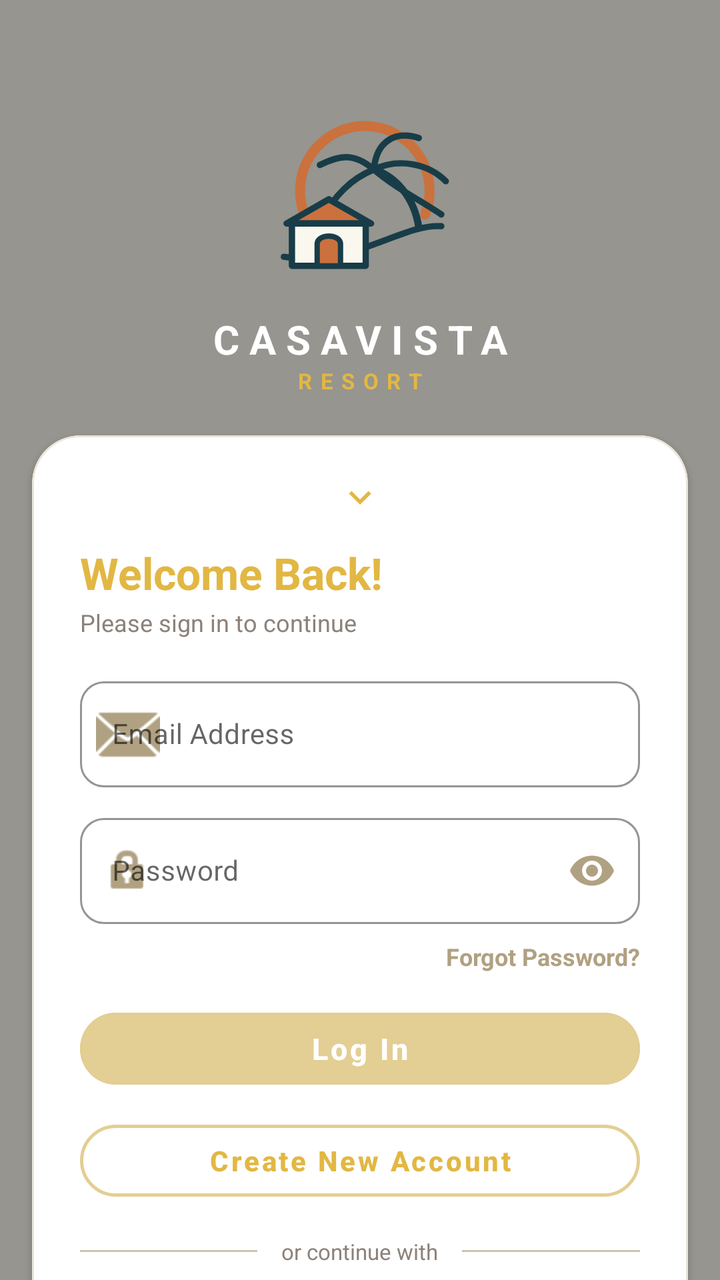
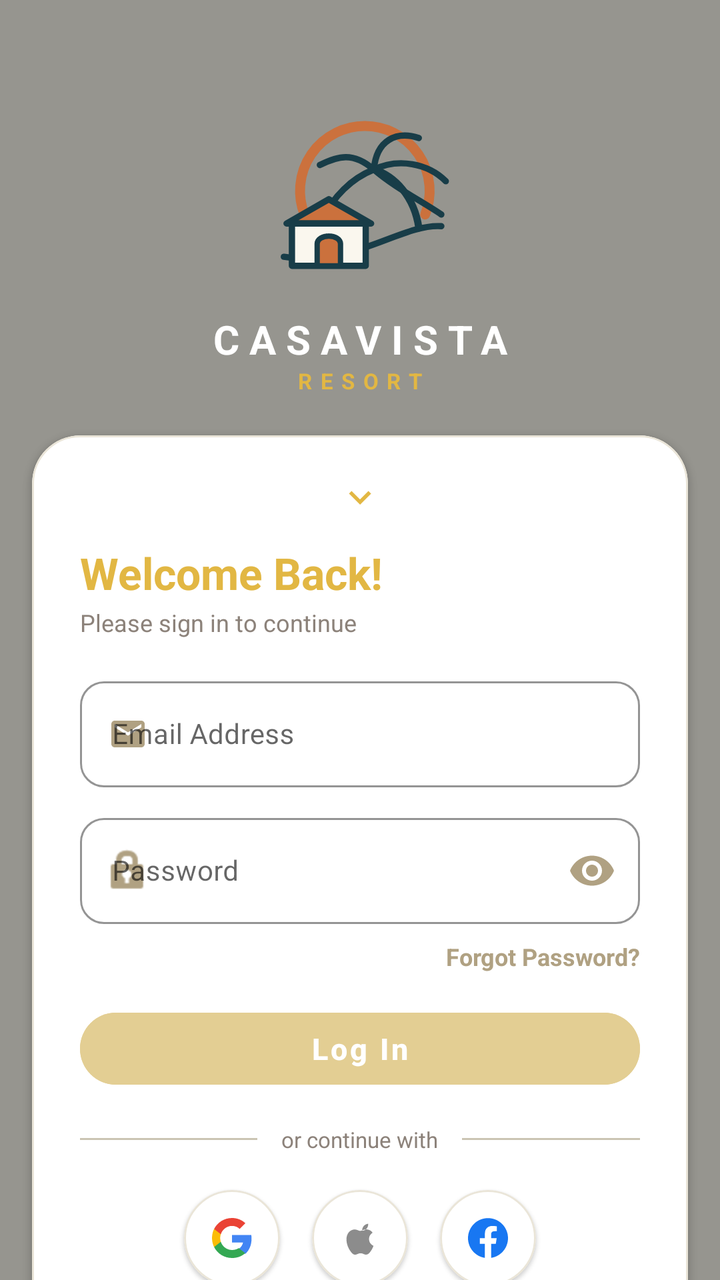

Two renders of the same Android screen: before a commit and after it. Below are the layout's source before the change and the commit's diff.
<!-- AndroidManifest.xml: application theme Theme.CasaVista -->
<!-- res/layout/activity_login.xml -->
<?xml version="1.0" encoding="utf-8"?>
<FrameLayout xmlns:android="http://schemas.android.com/apk/res/android"
    xmlns:app="http://schemas.android.com/apk/res-auto"
    android:layout_width="match_parent"
    android:layout_height="match_parent"
    android:background="@color/resort_bg">

    
    <TextureView
        android:id="@+id/videoBgLogin"
        android:layout_width="match_parent"
        android:layout_height="match_parent"
        android:layout_gravity="center" />

    
    <View
        android:id="@+id/videoOverlay"
        android:layout_width="match_parent"
        android:layout_height="match_parent"
        android:background="#66000000" />

    
    <androidx.core.widget.NestedScrollView
        android:id="@+id/scrollLoginContainer"
        android:layout_width="match_parent"
        android:layout_height="match_parent"
        android:fillViewport="true"
        android:overScrollMode="never">

        <androidx.constraintlayout.widget.ConstraintLayout
            android:layout_width="match_parent"
            android:layout_height="wrap_content"
            android:paddingBottom="20dp">

            
            <LinearLayout
                android:id="@+id/layoutHeroBrand"
                android:layout_width="wrap_content"
                android:layout_height="wrap_content"
                android:layout_marginTop="60dp"
                android:gravity="center"
                android:orientation="vertical"
                app:layout_constraintEnd_toEndOf="parent"
                app:layout_constraintStart_toStartOf="parent"
                app:layout_constraintTop_toTopOf="parent">

                <ImageView
                    android:id="@+id/ivArtwork"
                    android:layout_width="130dp"
                    android:layout_height="90dp"
                    android:scaleType="fitCenter"
                    android:src="@drawable/ic_casavista_artwork" />

                <TextView
                    android:layout_width="wrap_content"
                    android:layout_height="wrap_content"
                    android:layout_marginTop="6dp"
                    android:letterSpacing="0.25"
                    android:text="CASAVISTA"
                    android:textColor="#FFFFFF"
                    android:textSize="20sp"
                    android:textStyle="bold" />

                <TextView
                    android:layout_width="wrap_content"
                    android:layout_height="wrap_content"
                    android:letterSpacing="0.38"
                    android:text="RESORT"
                    android:textColor="#E2B743"
                    android:textSize="11sp"
                    android:textStyle="bold" />
            </LinearLayout>

            
            <com.google.android.material.card.MaterialCardView
                android:id="@+id/bottomCard"
                android:layout_width="match_parent"
                android:layout_height="wrap_content"
                android:layout_marginHorizontal="16dp"
                android:layout_marginTop="20dp"
                android:layout_marginBottom="16dp"
                app:cardBackgroundColor="@color/card_bg"
                app:cardCornerRadius="24dp"
                app:cardElevation="2dp"
                app:strokeColor="@color/border_soft"
                app:strokeWidth="1dp"
                app:layout_constraintBottom_toBottomOf="parent"
                app:layout_constraintEnd_toEndOf="parent"
                app:layout_constraintStart_toStartOf="parent"
                app:layout_constraintTop_toBottomOf="@id/layoutHeroBrand"
                app:layout_constraintVertical_bias="1.0">

                <LinearLayout
                    android:layout_width="match_parent"
                    android:layout_height="wrap_content"
                    android:clipChildren="false"
                    android:clipToPadding="false"
                    android:orientation="vertical"
                    android:paddingHorizontal="24dp"
                    android:paddingTop="12dp"
                    android:paddingBottom="32dp">

                    
                    <LinearLayout
                        android:id="@+id/layoutTopDragHandle"
                        android:layout_width="match_parent"
                        android:layout_height="wrap_content"
                        android:gravity="center"
                        android:paddingVertical="8dp"
                        android:clickable="true"
                        android:focusable="true">

                        <ImageView
                            android:id="@+id/btnTopHandleArrow"
                            android:layout_width="32dp"
                            android:layout_height="22dp"
                            android:contentDescription="Swipe down to dismiss form"
                            android:src="@drawable/ic_chevron_down" />
                    </LinearLayout>

                    
                    <TextView
                        android:layout_width="wrap_content"
                        android:layout_height="wrap_content"
                        android:layout_marginTop="4dp"
                        android:text="Welcome Back!"
                        android:textColor="@color/welcome_gold"
                        android:textSize="22sp"
                        android:textStyle="bold" />

                    <TextView
                        android:layout_width="wrap_content"
                        android:layout_height="wrap_content"
                        android:layout_marginTop="2dp"
                        android:text="Please sign in to continue"
                        android:textColor="@color/text_muted"
                        android:textSize="12sp" />

                    
                    <com.google.android.material.textfield.TextInputLayout
                        android:id="@+id/tilEmail"
                        style="@style/Widget.MaterialComponents.TextInputLayout.OutlinedBox"
                        android:layout_width="match_parent"
                        android:layout_height="wrap_content"
                        android:layout_marginTop="16dp"
                        android:hint="Email Address"
                        app:boxCornerRadiusBottomEnd="12dp"
                        app:boxCornerRadiusBottomStart="12dp"
                        app:boxCornerRadiusTopEnd="12dp"
                        app:boxCornerRadiusTopStart="12dp"
                        app:boxStrokeColor="@color/label_tan"
                        app:hintTextColor="@color/label_tan"
                        app:startIconDrawable="@android:drawable/ic_dialog_email"
                        app:startIconTint="@color/label_tan">

                        <com.google.android.material.textfield.TextInputEditText
                            android:id="@+id/etEmail"
                            android:layout_width="match_parent"
                            android:layout_height="wrap_content"
                            android:inputType="textEmailAddress"
                            android:textColor="@color/primary_dark"
                            android:textSize="14sp" />
                    </com.google.android.material.textfield.TextInputLayout>

                    
                    <com.google.android.material.textfield.TextInputLayout
                        android:id="@+id/tilPassword"
                        style="@style/Widget.MaterialComponents.TextInputLayout.OutlinedBox"
                        android:layout_width="match_parent"
                        android:layout_height="wrap_content"
                        android:layout_marginTop="10dp"
                        android:hint="Password"
                        app:boxCornerRadiusBottomEnd="12dp"
                        app:boxCornerRadiusBottomStart="12dp"
                        app:boxCornerRadiusTopEnd="12dp"
                        app:boxCornerRadiusTopStart="12dp"
                        app:boxStrokeColor="@color/label_tan"
                        app:endIconMode="password_toggle"
                        app:endIconTint="@color/label_tan"
                        app:hintTextColor="@color/label_tan"
                        app:startIconDrawable="@android:drawable/ic_lock_idle_lock"
                        app:startIconTint="@color/label_tan">

                        <com.google.android.material.textfield.TextInputEditText
                            android:id="@+id/etPassword"
                            android:layout_width="match_parent"
                            android:layout_height="wrap_content"
                            android:inputType="textPassword"
                            android:textColor="@color/primary_dark"
                            android:textSize="14sp" />
                    </com.google.android.material.textfield.TextInputLayout>

                    
                    <TextView
                        android:id="@+id/tvForgotPassword"
                        android:layout_width="wrap_content"
                        android:layout_height="wrap_content"
                        android:layout_gravity="end"
                        android:layout_marginTop="8dp"
                        android:text="Forgot Password?"
                        android:textColor="@color/label_tan"
                        android:textSize="12sp"
                        android:textStyle="bold" />

                    
                    <com.google.android.material.button.MaterialButton
                        android:id="@+id/btnLogin"
                        style="@style/Widget.MaterialComponents.Button.UnelevatedButton"
                        android:layout_width="match_parent"
                        android:layout_height="48dp"
                        android:layout_marginTop="14dp"
                        android:backgroundTint="@color/btn_login_gold"
                        android:text="Log In"
                        android:textAllCaps="false"
                        android:textColor="@color/btn_login_text"
                        android:textSize="15sp"
                        android:textStyle="bold"
                        app:cornerRadius="24dp"
                        app:elevation="0dp" />

                    
                    <com.google.android.material.button.MaterialButton
                        android:id="@+id/btnGoToSignUp"
                        style="@style/Widget.MaterialComponents.Button.OutlinedButton"
                        android:layout_width="match_parent"
                        android:layout_height="48dp"
                        android:layout_marginTop="8dp"
                        android:text="Create New Account"
                        android:textAllCaps="false"
                        android:textColor="@color/welcome_gold"
                        android:textSize="14sp"
                        android:textStyle="bold"
                        app:cornerRadius="24dp"
                        app:elevation="0dp"
                        app:strokeColor="@color/btn_login_gold"
                        app:strokeWidth="1.5dp" />

                    
                    <LinearLayout
                        android:layout_width="match_parent"
                        android:layout_height="wrap_content"
                        android:layout_marginVertical="14dp"
                        android:gravity="center_vertical"
                        android:orientation="horizontal">

                        <View
                            android:layout_width="0dp"
                            android:layout_height="1dp"
                            android:layout_weight="1"
                            android:background="@color/divider_line" />

                        <TextView
                            android:layout_width="wrap_content"
                            android:layout_height="wrap_content"
                            android:paddingHorizontal="12dp"
                            android:text="or continue with"
                            android:textColor="@color/text_muted"
                            android:textSize="11sp" />

                        <View
                            android:layout_width="0dp"
                            android:layout_height="1dp"
                            android:layout_weight="1"
                            android:background="@color/divider_line" />
                    </LinearLayout>

                    
                    <LinearLayout
                        android:layout_width="match_parent"
                        android:layout_height="wrap_content"
                        android:layout_marginTop="4dp"
                        android:layout_marginBottom="8dp"
                        android:clipChildren="false"
                        android:clipToPadding="false"
                        android:gravity="center"
                        android:orientation="horizontal">

                        <com.google.android.material.card.MaterialCardView
                            android:id="@+id/btnGoogle"
                            android:layout_width="48dp"
                            android:layout_height="48dp"
                            android:layout_marginEnd="16dp"
                            app:cardBackgroundColor="@color/social_btn_bg"
                            app:cardCornerRadius="24dp"
                            app:cardElevation="1dp"
                            app:strokeColor="@color/border_soft"
                            app:strokeWidth="1dp">

                            <ImageView
                                android:layout_width="20dp"
                                android:layout_height="20dp"
                                android:layout_gravity="center"
                                android:src="@drawable/ic_google_logo" />
                        </com.google.android.material.card.MaterialCardView>

                        <com.google.android.material.card.MaterialCardView
                            android:id="@+id/btnApple"
                            android:layout_width="48dp"
                            android:layout_height="48dp"
                            android:layout_marginEnd="16dp"
                            app:cardBackgroundColor="@color/social_btn_bg"
                            app:cardCornerRadius="24dp"
                            app:cardElevation="1dp"
                            app:strokeColor="@color/border_soft"
                            app:strokeWidth="1dp">

                            <ImageView
                                android:layout_width="20dp"
                                android:layout_height="20dp"
                                android:layout_gravity="center"
                                android:src="@drawable/ic_apple_logo" />
                        </com.google.android.material.card.MaterialCardView>

                        <com.google.android.material.card.MaterialCardView
                            android:id="@+id/btnFacebook"
                            android:layout_width="48dp"
                            android:layout_height="48dp"
                            app:cardBackgroundColor="@color/social_btn_bg"
                            app:cardCornerRadius="24dp"
                            app:cardElevation="1dp"
                            app:strokeColor="@color/border_soft"
                            app:strokeWidth="1dp">

                            <ImageView
                                android:layout_width="20dp"
                                android:layout_height="20dp"
                                android:layout_gravity="center"
                                android:src="@drawable/ic_facebook_logo" />
                        </com.google.android.material.card.MaterialCardView>

                    </LinearLayout>

                </LinearLayout>
            </com.google.android.material.card.MaterialCardView>

        </androidx.constraintlayout.widget.ConstraintLayout>
    </androidx.core.widget.NestedScrollView>

    
    <LinearLayout
        android:id="@+id/btnHoveringExpand"
        android:layout_width="wrap_content"
        android:layout_height="wrap_content"
        android:layout_gravity="bottom|center_horizontal"
        android:layout_marginBottom="28dp"
        android:background="@drawable/bg_pill_gold"
        android:backgroundTint="#D91C1814"
        android:clickable="true"
        android:focusable="true"
        android:gravity="center"
        android:orientation="horizontal"
        android:paddingHorizontal="20dp"
        android:paddingVertical="10dp"
        android:visibility="gone"
        app:elevation="4dp">

        <ImageView
            android:layout_width="20dp"
            android:layout_height="20dp"
            android:src="@drawable/ic_chevron_up" />

        <TextView
            android:layout_width="wrap_content"
            android:layout_height="wrap_content"
            android:layout_marginStart="8dp"
            android:text="Sign In"
            android:textColor="#E2B743"
            android:textSize="13sp"
            android:textStyle="bold" />
    </LinearLayout>

</FrameLayout>
<!-- resources referenced by this layout -->
<resources>
  <color name="border_soft">#EAE5D8</color>
  <color name="btn_login_gold">#E3CE93</color>
  <color name="btn_login_text">#FFFFFF</color>
  <color name="card_bg">#FFFFFF</color>
  <color name="divider_line">#CBC4B3</color>
  <color name="label_tan">#B0A182</color>
  <color name="primary_dark">#4A3718</color>
  <color name="resort_bg">#FAF7EE</color>
  <color name="social_btn_bg">#FFFFFF</color>
  <color name="text_muted">#8C827A</color>
  <color name="welcome_gold">#E2B743</color>
  <!-- drawable bg_pill_gold (drawable) -->
  <?xml version="1.0" encoding="utf-8"?>
  <shape xmlns:android="http://schemas.android.com/apk/res/android"
      android:shape="rectangle">
      <solid android:color="#FFE8B6" />
      <corners android:radius="20dp" />
  </shape>
  <!-- drawable ic_chevron_down (drawable) -->
  <?xml version="1.0" encoding="utf-8"?>
  <vector xmlns:android="http://schemas.android.com/apk/res/android"
      android:width="24dp"
      android:height="24dp"
      android:viewportWidth="24"
      android:viewportHeight="24">
      <path
          android:fillColor="#E2B743"
          android:pathData="M7.41,8.59L12,13.17l4.59,-4.58L18,10l-6,6 -6,-6z" />
  </vector>
  <!-- drawable ic_chevron_up (drawable) -->
  <?xml version="1.0" encoding="utf-8"?>
  <vector xmlns:android="http://schemas.android.com/apk/res/android"
      android:width="24dp"
      android:height="24dp"
      android:viewportWidth="24"
      android:viewportHeight="24">
      <path
          android:fillColor="#E2B743"
          android:pathData="M7.41,15.41L12,10.83l4.59,4.58L18,14l-6,-6 -6,6z" />
  </vector>
  <!-- drawable ic_facebook_logo (drawable) -->
  <vector xmlns:android="http://schemas.android.com/apk/res/android"
      android:width="20dp"
      android:height="20dp"
      android:viewportWidth="24"
      android:viewportHeight="24">
      <path android:fillColor="#1877F2" android:pathData="M24 12.073c0-6.627-5.373-12-12-12s-12 5.373-12 12c0 5.99 4.388 10.954 10.125 11.854v-8.385H7.078v-3.47h3.047V9.43c0-3.007 1.792-4.669 4.533-4.669 1.312 0 2.686.235 2.686.235v2.953H15.83c-1.491 0-1.956.925-1.956 1.874v2.25h3.328l-.532 3.47h-2.796v8.385C19.612 23.027 24 18.062 24 12.073z"/>
  </vector>
  <color name="button_bg">#4A3718</color>
  <color name="bg_primary">#FAF7EE</color>
  <style name="MaterialAlertDialogTheme" parent="ThemeOverlay.MaterialComponents.MaterialAlertDialog">
          <item name="shapeAppearanceOverlay">@style/ShapeAppearance.Material3.Corner.Medium</item>
          <item name="colorSurface">@color/card_bg</item>
          <item name="android:background">@color/card_bg</item>
          <item name="colorOnSurface">@color/text_primary</item>
          <item name="colorPrimary">@color/accent_gold</item>
          <item name="colorAccent">@color/accent_gold</item>
      </style>
  <color name="text_primary">#4D391A</color>
  <color name="accent_gold">#E2B743</color>
  <!-- unchanged entries left out for length: 4 -->
</resources>

<!-- the commit's change to res/layout/activity_login.xml (unified diff, before → after) -->
@@ -150,7 +150,7 @@
                         app:boxCornerRadiusTopStart="12dp"
                         app:boxStrokeColor="@color/label_tan"
                         app:hintTextColor="@color/label_tan"
-                        app:startIconDrawable="@android:drawable/ic_dialog_email"
+                        app:startIconDrawable="@drawable/ic_email"
                         app:startIconTint="@color/label_tan">
 
                         <com.google.android.material.textfield.TextInputEditText
@@ -219,23 +219,6 @@
                         app:elevation="0dp" />
 
                     
-                    <com.google.android.material.button.MaterialButton
-                        android:id="@+id/btnGoToSignUp"
-                        style="@style/Widget.MaterialComponents.Button.OutlinedButton"
-                        android:layout_width="match_parent"
-                        android:layout_height="48dp"
-                        android:layout_marginTop="8dp"
-                        android:text="Create New Account"
-                        android:textAllCaps="false"
-                        android:textColor="@color/welcome_gold"
-                        android:textSize="14sp"
-                        android:textStyle="bold"
-                        app:cornerRadius="24dp"
-                        app:elevation="0dp"
-                        app:strokeColor="@color/btn_login_gold"
-                        app:strokeWidth="1.5dp" />
-
-                    
                     <LinearLayout
                         android:layout_width="match_parent"
                         android:layout_height="wrap_content"
@@ -269,7 +252,7 @@
                         android:layout_width="match_parent"
                         android:layout_height="wrap_content"
                         android:layout_marginTop="4dp"
-                        android:layout_marginBottom="8dp"
+                        android:layout_marginBottom="4dp"
                         android:clipChildren="false"
                         android:clipToPadding="false"
                         android:gravity="center"
@@ -328,6 +311,38 @@
                                 android:src="@drawable/ic_facebook_logo" />
                         </com.google.android.material.card.MaterialCardView>
 
+                    </LinearLayout>
+
+                    
+                    <LinearLayout
+                        android:layout_width="wrap_content"
+                        android:layout_height="wrap_content"
+                        android:layout_gravity="center_horizontal"
+                        android:layout_marginTop="16dp"
+                        android:gravity="center_vertical"
+                        android:orientation="horizontal">
+
+                        <TextView
+                            android:layout_width="wrap_content"
+                            android:layout_height="wrap_content"
+                            android:text="Don't have an account? "
+                            android:textColor="@color/primary_dark"
+                            android:textSize="13.5sp" />
+
+                        <com.google.android.material.button.MaterialButton
+                            android:id="@+id/btnGoToSignUp"
+                            style="@style/Widget.MaterialComponents.Button.TextButton"
+                            android:layout_width="wrap_content"
+                            android:layout_height="wrap_content"
+                            android:minWidth="0dp"
+                            android:minHeight="0dp"
+                            android:paddingHorizontal="6dp"
+                            android:paddingVertical="4dp"
+                            android:text="Create Account"
+                            android:textAllCaps="false"
+                            android:textColor="@color/court_dark_brown"
+                            android:textSize="13.5sp"
+                            android:textStyle="bold" />
                     </LinearLayout>
 
                 </LinearLayout>
<!-- resource entries referenced after the edit -->
@@ -4,6 +4,7 @@
   <color name="btn_login_gold">#E3CE93</color>
   <color name="btn_login_text">#FFFFFF</color>
   <color name="card_bg">#FFFFFF</color>
+  <color name="court_dark_brown">#4D391A</color>
   <color name="divider_line">#CBC4B3</color>
   <color name="label_tan">#B0A182</color>
   <color name="primary_dark">#4A3718</color>
@@ -40,6 +41,16 @@
           android:fillColor="#E2B743"
           android:pathData="M7.41,15.41L12,10.83l4.59,4.58L18,14l-6,-6 -6,6z" />
   </vector>
+  <!-- drawable ic_email (drawable) -->
+  <vector xmlns:android="http://schemas.android.com/apk/res/android"
+      android:width="20dp"
+      android:height="20dp"
+      android:viewportWidth="24"
+      android:viewportHeight="24">
+    <path
+        android:fillColor="#FF000000"
+        android:pathData="M20,4H4C2.9,4 2.01,4.9 2.01,6L2,18c0,1.1 0.9,2 2,2h16c1.1,0 2,-0.9 2,-2V6c0,-1.1 -0.9,-2 -2,-2zM20,8l-8,5 -8,-5V6l8,5 8,-5v2z"/>
+  </vector>
   <!-- drawable ic_facebook_logo (drawable) -->
   <vector xmlns:android="http://schemas.android.com/apk/res/android"
       android:width="20dp"
